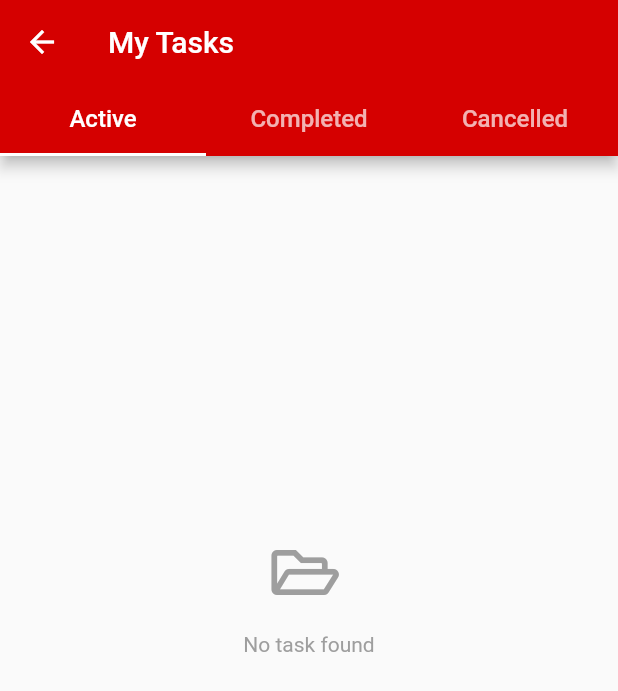
After one commit to yewfu33/delivery_courier_app, a Flutter app: the MyTaskPage screen opened directly, on a phone screen of 412 x 824 dp. The commit adds this screen. Shown: the top 691 px of the screen. Run offline on Flutter 3.47's test engine with Material 2 defaults, Android fonts, the phone set to English and light mode, and no system bars; our stand-ins replace cached_network_image, flutter_spinkit, font_awesome_flutter, google_maps_flutter, image_picker, location and 1 more; missing offline and left inert: flutter_config; accounts and stored records are empty; network calls fail; statements that could not run were skipped.

Commit message:
work on my task page

```diff
--- /dev/null
+++ b/lib/pages/myTaskPage.dart
@@ -0,0 +1,230 @@
+import 'dart:convert';
+
+import 'package:delivery_courier_app/model/orderModel.dart';
+import 'package:delivery_courier_app/model/user.dart';
+import 'package:delivery_courier_app/widgets/Loading.dart';
+import 'package:delivery_courier_app/widgets/PickOrderList.dart';
+import 'package:flutter/material.dart';
+import 'package:font_awesome_flutter/font_awesome_flutter.dart';
+
+import 'package:http/http.dart' as http;
+import 'package:provider/provider.dart';
+import '../constant.dart';
+
+class MyTaskPage extends StatelessWidget {
+  @override
+  Widget build(BuildContext context) {
+    final user = Provider.of<User>(context, listen: false);
+
+    return DefaultTabController(
+      length: 3,
+      initialIndex: 0,
+      child: Scaffold(
+        appBar: AppBar(
+          title: const Text('My Tasks'),
+          bottom: TabBar(
+            tabs: [
+              Tab(
+                child: Text('Active', style: const TextStyle(fontSize: 16)),
+              ),
+              Tab(
+                child: Text('Completed', style: const TextStyle(fontSize: 16)),
+              ),
+              Tab(
+                child: Text('Cancelled', style: const TextStyle(fontSize: 16)),
+              ),
+            ],
+            indicatorColor: Colors.white,
+          ),
+        ),
+        body: TabBarView(
+          children: [
+            TaskList(
+              courierId: user.id,
+              status: 0,
+              token: user.token,
+            ),
+            TaskList(
+              courierId: user.id,
+              status: 2,
+              token: user.token,
+            ),
+            TaskList(
+              courierId: user.id,
+              status: 3,
+              token: user.token,
+            ),
+          ],
+        ),
+      ),
+    );
+  }
+}
+
+class EmptyTask extends StatelessWidget {
+  @override
+  Widget build(BuildContext context) {
+    return Container(
+      constraints: BoxConstraints.expand(),
+      child: Column(
+        mainAxisAlignment: MainAxisAlignment.center,
+        crossAxisAlignment: CrossAxisAlignment.center,
+        children: <Widget>[
+          const Expanded(child: const SizedBox(), flex: 2),
+          SizedBox(
+            width: 50.0,
+            height: 60.0,
+            child: FaIcon(
+              FontAwesomeIcons.folderOpen,
+              size: 40,
+              color: Colors.grey[500],
+            ),
+          ),
+          Text(
+            'No task found',
+            style: TextStyle(fontSize: 14.0, color: Colors.grey[500]),
+          ),
+          const Expanded(child: const SizedBox(), flex: 3),
+        ],
+      ),
+    );
+  }
+}
+
+class TaskList extends StatefulWidget {
+  final int courierId;
+  final int status;
+  final String token;
+
+  const TaskList({
+    Key key,
+    @required this.courierId,
+    @required this.status,
+    @required this.token,
+  }) : super(key: key);
+
+  @override
+  _TaskListState createState() => _TaskListState();
+}
+
+class _TaskListState extends State<TaskList> {
+  final path = "${Constant.serverName}${Constant.orderPath}/task/courier/";
+
+  Future<List<OrderModel>> _orders;
+
+  @override
+  void initState() {
+    super.initState();
+    _orders = fetchTasks();
+  }
+
+  Future<List<OrderModel>> fetchTasks() async {
+    String query = [
+      'status=${widget.status}',
+    ].join('&');
+
+    try {
+      http.Response res = await http.post(
+        path + widget.courierId.toString() + '?$query',
+        headers: {
+          'Authorization': 'Bearer ${widget.token}',
+        },
+      );
+
+      if (res.statusCode == 200) {
+        return _setOrderModel(res.body);
+      } else {
+        return null;
+      }
+    } catch (e) {
+      print(e);
+      return null;
+    }
+  }
+
+  List<OrderModel> _setOrderModel(String jsonBody) {
+    var body = json.decode(jsonBody);
+    return body.map<OrderModel>((e) => OrderModel.fromJson(e)).toList();
+  }
+
+  @override
+  Widget build(BuildContext context) {
+    return FutureBuilder<List<OrderModel>>(
+      initialData: [],
+      future: _orders,
+      builder: (_, snapshot) {
+        if (snapshot.connectionState == ConnectionState.waiting) {
+          return Center(child: Loading());
+        }
+
+        if (!snapshot.hasData || snapshot.data.length == 0) return EmptyTask();
+
+        return Column(
+          mainAxisSize: MainAxisSize.max,
+          children:
+              snapshot.data.map((o) => PickOrderList(orderModel: o)).toList(),
+        );
+      },
+    );
+  }
+}
+
+// class PickDropShowCase extends StatelessWidget {
+//   const PickDropShowCase({
+//     Key key,
+//   }) : super(key: key);
+
+//   @override
+//   Widget build(BuildContext context) {
+//     return Row(
+//       children: [
+//         Container(
+//           height: 100,
+//           width: 10,
+//           child: Column(
+//             children: [
+//               Icon(
+//                 Icons.location_on,
+//                 color: Colors.grey,
+//               ),
+//               Padding(
+//                 padding: const EdgeInsets.only(left: 9),
+//                 child: Container(
+//                   height: 45,
+//                   width: 2,
+//                   color: Colors.grey,
+//                 ),
+//               ),
+//               Icon(Icons.flag),
+//             ],
+//           ),
+//         ),
+//         SizedBox(width: 30),
+//         Expanded(
+//           child: Container(
+//             height: 100,
+//             child: Column(
+//               children: [
+//                 Text(
+//                   '20, Jalan Pulai Harmoni 4, Bandar Baru Kangkar Pulai, 81110 Johor Bahru, Johor, Malaysia',
+//                   maxLines: 2,
+//                   overflow: TextOverflow.ellipsis,
+//                   softWrap: true,
+//                   style: TextStyle(fontSize: 14),
+//                 ),
+//                 SizedBox(height: 16),
+//                 Text(
+//                   '20, Jalan Pulai Harmoni 4, Bandar Baru Kangkar Pulai, 81110 Johor Bahru, Johor, Malaysia',
+//                   maxLines: 2,
+//                   overflow: TextOverflow.ellipsis,
+//                   softWrap: true,
+//                   style: TextStyle(fontSize: 14),
+//                 ),
+//               ],
+//             ),
+//           ),
+//         ),
+//       ],
+//     );
+//   }
+// }
--- a/lib/widgets/Drawer.dart
+++ b/lib/widgets/Drawer.dart
@@ -1,7 +1,7 @@
 import 'package:cached_network_image/cached_network_image.dart';
 import 'package:delivery_courier_app/helpers/screen_navigation.dart';
 import 'package:delivery_courier_app/model/user.dart';
-import 'package:delivery_courier_app/pages/onTaskPage.dart';
+import 'package:delivery_courier_app/pages/myTaskPage.dart';
 import 'package:delivery_courier_app/pages/settingsPage.dart';
 import 'package:delivery_courier_app/providers/appProvider.dart';
 import 'package:delivery_courier_app/providers/userProvider.dart';
@@ -10,6 +10,7 @@ import 'package:font_awesome_flutter/font_awesome_flutter.dart';
 import 'package:provider/provider.dart';
 
 import '../constant.dart';
+import '../main.dart';
 
 class MyDrawer extends StatelessWidget {
   @override
@@ -74,13 +75,19 @@ class MyDrawer extends StatelessWidget {
               color: Colors.grey[200],
             ),
             DrawerListTile(
-              onTap: null,
+              onTap: () => changeScreenReplacement(context, MyHomePage()),
               text: "Pick-up",
               leading: FaIcon(FontAwesomeIcons.truckLoading),
             ),
             DrawerListTile(
-              onTap: null,
-              text: "Records",
+              onTap: () => changeScreen(
+                context,
+                Provider<User>.value(
+                  value: user,
+                  builder: (_, __) => MyTaskPage(),
+                ),
+              ),
+              text: "My Task",
               leading: FaIcon(FontAwesomeIcons.history),
             ),
             DrawerListTile(
@@ -91,11 +98,12 @@ class MyDrawer extends StatelessWidget {
             DrawerListTile(
               onTap: () {
                 changeScreen(
-                    context,
-                    Provider<User>.value(
-                      value: user,
-                      builder: (_, __) => SettingsPage(),
-                    ));
+                  context,
+                  Provider<User>.value(
+                    value: user,
+                    builder: (_, __) => SettingsPage(),
+                  ),
+                );
               },
               text: "Settings",
               leading: FaIcon(FontAwesomeIcons.slidersH),
```
